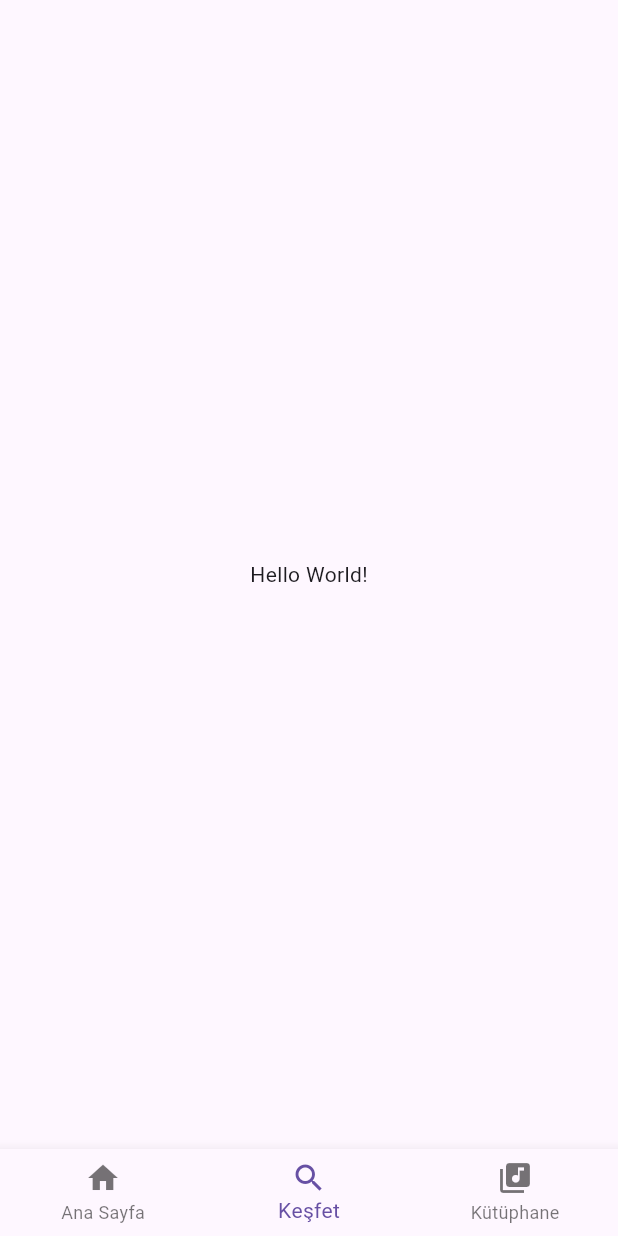
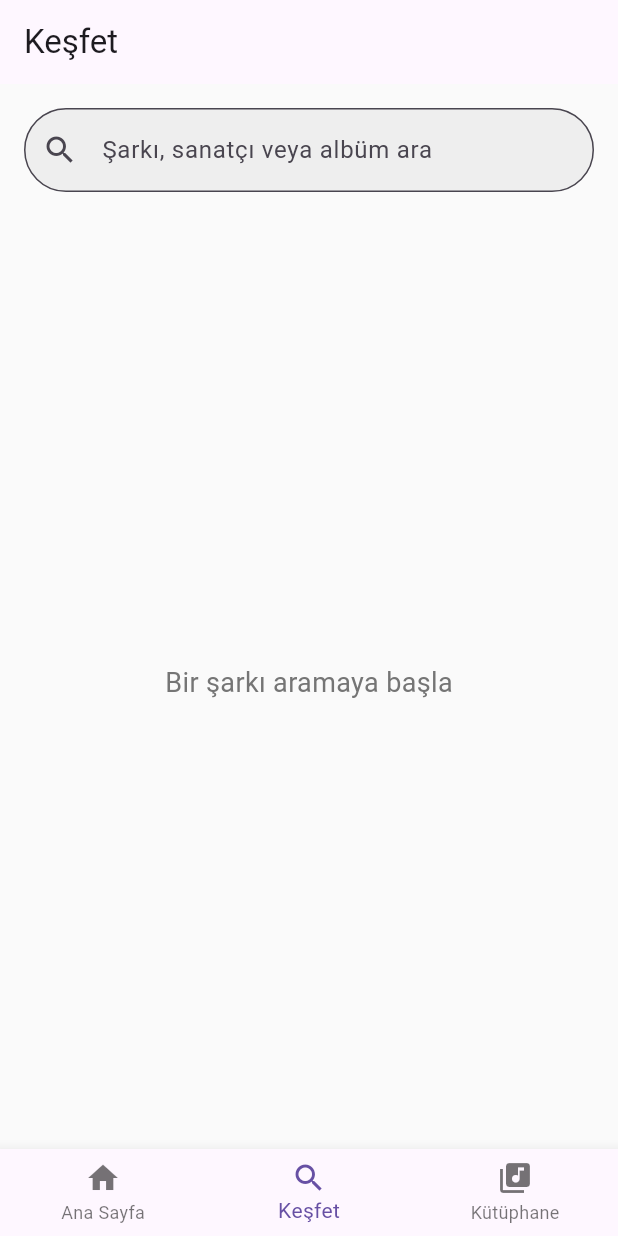
Before and after one commit to batuhanyeniocak/Echowolke, a Flutter app: the screen it shows after launch, item 2 of the bottom bar chosen, on a phone screen of 412 x 824 dp. Run offline on Flutter 3.47's test engine with Material 3 defaults, Android fonts, the phone set to English and light mode, and no system bars.

Commit message:
search screen olusturuldu
search screen olusturuldu

```diff
--- a/lib/screens/home_screen.dart
+++ b/lib/screens/home_screen.dart
@@ -10,7 +10,7 @@ class HomeScreen extends StatefulWidget {
 }
 
 class _HomeScreenState extends State<HomeScreen> {
-  // Örnek veri
+  // ornek veri
   final List<Track> _trendingTracks = [
     Track(
       id: '1',
@@ -79,7 +79,6 @@ class _HomeScreenState extends State<HomeScreen> {
               ),
             ),
           ),
-          // Yeni çıkanlar kısmı da eklenecek
         ],
       ),
     );
--- a/lib/screens/search_screen.dart
+++ b/lib/screens/search_screen.dart
@@ -1,20 +1,58 @@
 import 'package:flutter/material.dart';
 
-void main() {
-  runApp(const SearchScreen());
+class SearchScreen extends StatefulWidget {
+  const SearchScreen({Key? key}) : super(key: key);
+
+  @override
+  State<SearchScreen> createState() => _SearchScreenState();
 }
 
-class SearchScreen extends StatelessWidget {
-  const SearchScreen({super.key});
+class _SearchScreenState extends State<SearchScreen> {
+  final TextEditingController _searchController = TextEditingController();
 
   @override
   Widget build(BuildContext context) {
-    return const MaterialApp(
-      home: Scaffold(
-        body: Center(
-          child: Text('Hello World!'),
-        ),
+    return Scaffold(
+      appBar: AppBar(
+        title: const Text('Keşfet'),
+        elevation: 0,
+      ),
+      body: Column(
+        children: [
+          Padding(
+            padding: const EdgeInsets.all(16.0),
+            child: TextField(
+              controller: _searchController,
+              decoration: InputDecoration(
+                hintText: 'Şarkı, sanatçı veya albüm ara',
+                prefixIcon: const Icon(Icons.search),
+                border: OutlineInputBorder(
+                  borderRadius: BorderRadius.circular(50),
+                ),
+                filled: true,
+                fillColor: Colors.grey[200],
+              ),
+            ),
+          ),
+          Expanded(
+            child: Center(
+              child: Text(
+                'Bir şarkı aramaya başla',
+                style: TextStyle(
+                  fontSize: 18,
+                  color: Colors.grey[600],
+                ),
+              ),
+            ),
+          ),
+        ],
       ),
     );
   }
+
+  @override
+  void dispose() {
+    _searchController.dispose();
+    super.dispose();
+  }
 }
```
